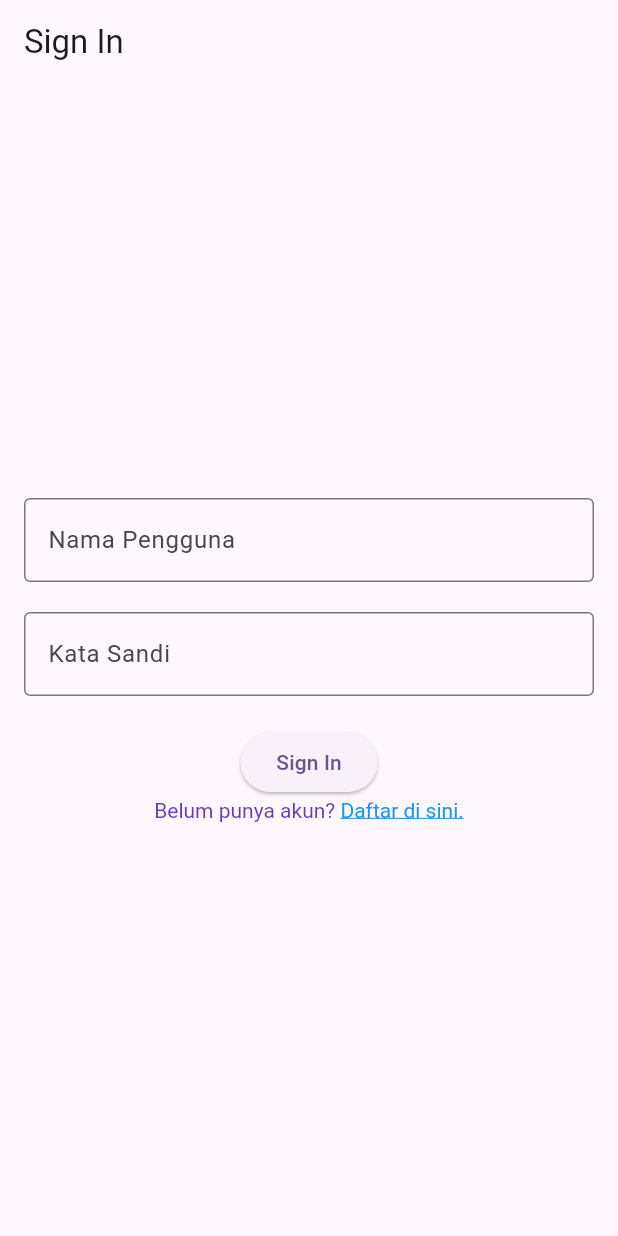
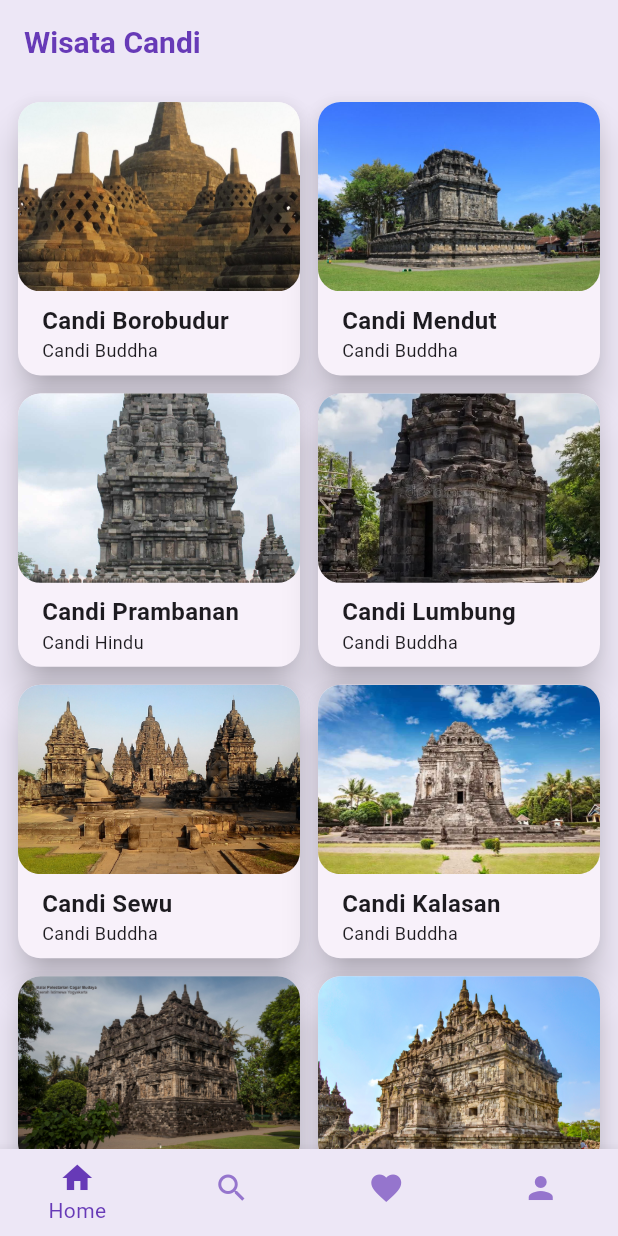
Before and after one commit to mikbalpratama/Wisata_candi_ikball, a Flutter app: the screen it shows after launch, on a phone screen of 412 x 824 dp. Run offline on Flutter 3.47's test engine with Material 3 defaults, Android fonts, the phone set to English and light mode, and no system bars; our stand-ins replace cached_network_image.

Commit message:
home scren dan navigator

```diff
--- /dev/null
+++ b/lib/Providers/favorite_provider.dart
@@ -0,0 +1,23 @@
+import 'package:flutter/foundation.dart';
+
+class FavoriteProvider extends ChangeNotifier {
+  final Set<String> _favorites = {};
+
+  int get count => _favorites.length;
+
+  bool isFavorite(String name) => _favorites.contains(name);
+
+  void toggle(String name) {
+    if (_favorites.contains(name)) {
+      _favorites.remove(name);
+    } else {
+      _favorites.add(name);
+    }
+    notifyListeners();
+  }
+
+  void clearAll() {
+    _favorites.clear();
+    notifyListeners();
+  }
+}
--- a/lib/main.dart
+++ b/lib/main.dart
@@ -1,11 +1,20 @@
 import 'package:flutter/material.dart';
-import 'package:wisata_candi/data/candi_data.dart';
-import 'package:wisata_candi/screens/detail_screen.dart';
-import 'package:wisata_candi/screens/profile_screen.dart';
-import 'package:wisata_candi/screens/sign_in_screen.dart';
+import 'package:provider/provider.dart';
+import 'package:wisata_candi/providers/favorite_provider.dart';
+import 'package:wisata_candi/providers/auth_provider.dart';
+import 'package:wisata_candi/screens/home_screen.dart';
 
-
-void main() => runApp(const MyApp());
+void main() {
+  runApp(
+    MultiProvider(
+      providers: [
+        ChangeNotifierProvider(create: (_) => FavoriteProvider()),
+        ChangeNotifierProvider(create: (_) => AuthProvider()),
+      ],
+      child: const MyApp(),
+    ),
+  );
+}
 
 class MyApp extends StatelessWidget {
   const MyApp({super.key});
@@ -14,14 +23,24 @@ class MyApp extends StatelessWidget {
   Widget build(BuildContext context) {
     return MaterialApp(
       title: 'Wisata Candi',
+      debugShowCheckedModeBanner: false,
       theme: ThemeData(
-        colorScheme: ColorScheme.fromSeed(seedColor: Colors.deepPurple),
+        appBarTheme: const AppBarTheme(
+          backgroundColor: Colors.transparent,
+          elevation: 0,
+          iconTheme: IconThemeData(color: Colors.deepPurple),
+          titleTextStyle: TextStyle(
+            color: Colors.deepPurple,
+            fontSize: 20,
+            fontWeight: FontWeight.bold,
+          ),
+        ),
+        colorScheme: ColorScheme.fromSeed(
+          seedColor: Colors.deepPurple,
+        ).copyWith(primary: Colors.deepPurple, surface: Colors.deepPurple[50]),
         useMaterial3: true,
       ),
-      // home: DetailScreen(candi: candiList[1]),
-      //home: ProfileScreen(),
-      home: SignInScreen(),
-
+      home: const HomeScreen(),
     );
   }
 }
--- /dev/null
+++ b/lib/screens/home_screen.dart
@@ -0,0 +1,85 @@
+import 'package:flutter/material.dart';
+import 'package:provider/provider.dart';
+import 'package:wisata_candi/data/candi_data.dart';
+import 'package:wisata_candi/models/candi.dart';
+import 'package:wisata_candi/providers/favorite_provider.dart';
+import 'package:wisata_candi/screens/profile_screen.dart';
+import 'package:wisata_candi/screens/search_screen.dart';
+import 'package:wisata_candi/widgets/item_card.dart';
+
+class HomeScreen extends StatefulWidget {
+  const HomeScreen({super.key});
+
+  @override
+  State<HomeScreen> createState() => _HomeScreenState();
+}
+
+class _HomeScreenState extends State<HomeScreen> {
+  int _selectedIndex = 0;
+
+  Widget _buildGrid(List<Candi> candis) {
+    if (candis.isEmpty) {
+      return const Center(child: Text('Belum ada candi favorit'));
+    }
+
+    return GridView.builder(
+      padding: const EdgeInsets.all(8),
+      gridDelegate: const SliverGridDelegateWithFixedCrossAxisCount(
+        crossAxisCount: 2,
+        crossAxisSpacing: 4,
+        mainAxisSpacing: 4,
+        childAspectRatio: 1.03,
+      ),
+      itemCount: candis.length,
+      itemBuilder: (context, index) => ItemCard(candi: candis[index]),
+    );
+  }
+
+  @override
+  Widget build(BuildContext context) {
+    final title = switch (_selectedIndex) {
+      0 => 'Wisata Candi',
+      2 => 'Favorit',
+      _ => null,
+    };
+
+    return Scaffold(
+      appBar: title == null
+          ? null
+          : AppBar(
+              title: Text(title),
+              backgroundColor: Colors.deepPurple[50],
+              surfaceTintColor: Colors.transparent,
+              elevation: 0,
+            ),
+      body: switch (_selectedIndex) {
+        0 => _buildGrid(candiList),
+        1 => const SearchScreen(),
+        2 => _buildGrid(
+          candiList
+              .where(
+                (candi) =>
+                    context.watch<FavoriteProvider>().isFavorite(candi.name),
+              )
+              .toList(),
+        ),
+        _ => const ProfileScreen(),
+      },
+      bottomNavigationBar: BottomNavigationBar(
+        currentIndex: _selectedIndex,
+        onTap: (index) => setState(() => _selectedIndex = index),
+        type: BottomNavigationBarType.fixed,
+        backgroundColor: Colors.deepPurple[50],
+        selectedItemColor: Colors.deepPurple,
+        unselectedItemColor: Colors.deepPurple[300],
+        showUnselectedLabels: false,
+        items: const [
+          BottomNavigationBarItem(icon: Icon(Icons.home), label: 'Home'),
+          BottomNavigationBarItem(icon: Icon(Icons.search), label: 'Search'),
+          BottomNavigationBarItem(icon: Icon(Icons.favorite), label: 'Favorit'),
+          BottomNavigationBarItem(icon: Icon(Icons.person), label: 'Profil'),
+        ],
+      ),
+    );
+  }
+}
--- a/lib/screens/sign_in_screen.dart
+++ b/lib/screens/sign_in_screen.dart
@@ -1,41 +1,54 @@
+import 'package:flutter/gestures.dart';
 import 'package:flutter/material.dart';
-import 'package:flutter/gestures.dart';
+import 'package:provider/provider.dart';
 
+import '../providers/auth_provider.dart';
 
 class SignInScreen extends StatefulWidget {
-  SignInScreen({super.key});
+  const SignInScreen({super.key});
 
   @override
   State<SignInScreen> createState() => _SignInScreenState();
 }
 
 class _SignInScreenState extends State<SignInScreen> {
-  // Todo 1: 1. Deklarasikan variabel
+  // TODO: 1. Deklarasikan variabel
   final TextEditingController _usernameController = TextEditingController();
-
   final TextEditingController _passwordController = TextEditingController();
 
   String _errorText = '';
   bool _obscurePassword = true;
-  bool _isSignedIn = false;
+
+  // Fungsi sign in
+  void _signIn() {
+    final name = _usernameController.text.trim();
+    if (name.isNotEmpty) {
+      context.read<AuthProvider>().signIn(name); // Simpan nama ke AuthProvider
+      Navigator.pop(context); // Kembali ke halaman profil
+    } else {
+      setState(() {
+        _errorText = 'Nama pengguna tidak boleh kosong';
+      });
+    }
+  }
 
   @override
   Widget build(BuildContext context) {
     return Scaffold(
-      //Todo 2: 2. Pasang Appbar
-      appBar: AppBar(title: Text('Sign In'),),
-      //Todo: 3. Pasang Body
+      // TODO: 2. Pasang AppBar
+      appBar: AppBar(title: const Text('Sign In')),
+      // TODO: 3. Pasang body
       body: Center(
         child: SingleChildScrollView(
           child: Padding(
-              padding: EdgeInsets.all(16),
+            padding: const EdgeInsets.all(16),
             child: Form(
               child: Column(
-                //Todo: 4. Atur mainAxisAlignment dan crossAxisAlignment
+                // TODO: 4. Atur alignment
                 mainAxisAlignment: MainAxisAlignment.center,
                 crossAxisAlignment: CrossAxisAlignment.center,
                 children: [
-                  //Todo: 5. Pasang TextFormField Nama Pengguna
+                  // TODO: 5. Pasang TextFormField nama pengguna
                   TextFormField(
                     controller: _usernameController,
                     decoration: const InputDecoration(
@@ -43,15 +56,12 @@ class _SignInScreenState extends State<SignInScreen> {
                       border: OutlineInputBorder(),
                     ),
                   ),
-                  // Todo: 6. Pasang TextFormField Password
                   const SizedBox(height: 20),
+
+                  // TODO: 6. Pasang TextFormField kata sandi
 
                   TextFormField(
                     controller: _passwordController,
-                    obscureText: _obscurePassword,
-                    onChanged: (value) {
-                      setState(() {});
-                    },
                     decoration: InputDecoration(
                       labelText: 'Kata Sandi',
                       errorText: _errorText.isNotEmpty ? _errorText : null,
@@ -69,22 +79,30 @@ class _SignInScreenState extends State<SignInScreen> {
                               ? Icons.visibility_off
                               : Icons.visibility,
                         ),
-                      ) : null,
+                      )
+                          : null,
                     ),
+                    obscureText: _obscurePassword,
+                    onChanged: (value) {
+                      setState(() {});
+                    },
                   ),
-                  // Todo: 7. Pasang ElevatedButton Sign In
-                  SizedBox(height: 20),
+
+                  const SizedBox(height: 20),
+
+                  // TODO: 7. Pasang ElevatedButton Sign In
                   ElevatedButton(
-                    onPressed: () {},
+                    onPressed: _signIn,
                     child: const Text('Sign In'),
                   ),
-                  // Todo: 8. Pasang TextButton Sign Up
-                  Center(
-                    child: RichText(
+                  const SizedBox(height: 10),
+
+                  // TODO: 8. Pasang TextButton Sign Up / RichText
+                  RichText(
                     text: TextSpan(
                       text: 'Belum punya akun? ',
                       style: const TextStyle(
-                          fontSize: 14,
+                        fontSize: 16,
                         color: Colors.deepPurple,
                       ),
                       children: [
@@ -94,13 +112,9 @@ class _SignInScreenState extends State<SignInScreen> {
                             color: Colors.blue,
                             decoration: TextDecoration.underline,
                           ),
-                            recognizer: TapGestureRecognizer()
-                              ..onTap = () {
-                                // Navigasi ke halaman Sign Up
-                              },
+                          recognizer: TapGestureRecognizer()..onTap = () {},
                         ),
                       ],
-                      ),
                     ),
                   ),
                 ],
@@ -109,7 +123,6 @@ class _SignInScreenState extends State<SignInScreen> {
           ),
         ),
       ),
-
     );
   }
 }
--- /dev/null
+++ b/lib/widgets/item_card.dart
@@ -0,0 +1,65 @@
+import 'package:flutter/material.dart';
+import 'package:wisata_candi/models/candi.dart';
+import 'package:wisata_candi/screens/detail_screen.dart';
+
+class ItemCard extends StatelessWidget {
+  // TODO: 1. Deklarasikan variabel yang dibutuhkan dan pasang pada konstruktor
+  final Candi candi;
+
+  const ItemCard({super.key, required this.candi});
+
+  @override
+  Widget build(BuildContext context) {
+    // TODO: 6. Implementasi routing ke DetailScreen
+    return InkWell(
+      onTap: () {
+        Navigator.push(
+          context,
+          MaterialPageRoute(builder: (context) => DetailScreen(candi: candi)),
+        );
+      },
+      child: Card(
+        // TODO: 2. Tetapkan parameter shape, margin, dan elevation dari Card
+        shape: RoundedRectangleBorder(borderRadius: BorderRadius.circular(15)),
+        margin: const EdgeInsets.all(4),
+        elevation: 10,
+        child: Column(
+          crossAxisAlignment: CrossAxisAlignment.start,
+          children: [
+            // TODO: 3 Buat Image sebagai anak dari Column
+            Expanded(
+              // TODO: 7. Implementasi Hero animation
+              child: Hero(
+                tag: candi.imageAsset,
+                child: ClipRRect(
+                  borderRadius: BorderRadius.circular(15),
+                  child: Image.asset(
+                    candi.imageAsset,
+                    width: double.infinity,
+                    fit: BoxFit.cover,
+                  ),
+                ),
+              ),
+            ),
+            // TODO: 4 Buat Text sebagai anak dari Column
+            Padding(
+              padding: const EdgeInsets.only(left: 16, top: 8),
+              child: Text(
+                candi.name,
+                style: const TextStyle(
+                  fontSize: 16,
+                  fontWeight: FontWeight.bold,
+                ),
+              ),
+            ),
+            // TODO: 5 Buat Text sebagai anak dari Column
+            Padding(
+              padding: const EdgeInsets.only(left: 16, bottom: 8),
+              child: Text(candi.type, style: const TextStyle(fontSize: 12)),
+            ),
+          ],
+        ),
+      ),
+    );
+  }
+}
--- a/pubspec.yaml
+++ b/pubspec.yaml
@@ -35,6 +35,7 @@ dependencies:
   # Use with the CupertinoIcons class for iOS style icons.
   cupertino_icons: ^2.0.0
   cached_network_image: ^4.0.4
+  provider: ^6.1.5+1
 
 dev_dependencies:
   flutter_test:
```
Also changed, not shown: lib/Providers/auth_provider.dart (added, +21 -0 lines), lib/screens/detail_screen.dart (+56 -20 lines), lib/screens/profile_screen.dart (+80 -107 lines), lib/screens/search_screen.dart (added, +110 -0 lines), lib/Provider/auth_provider.dart (deleted), lib/Provider/favorite_provider.dart (deleted), pubspec.lock. Lines whose indentation alone changed are shown as unchanged.
